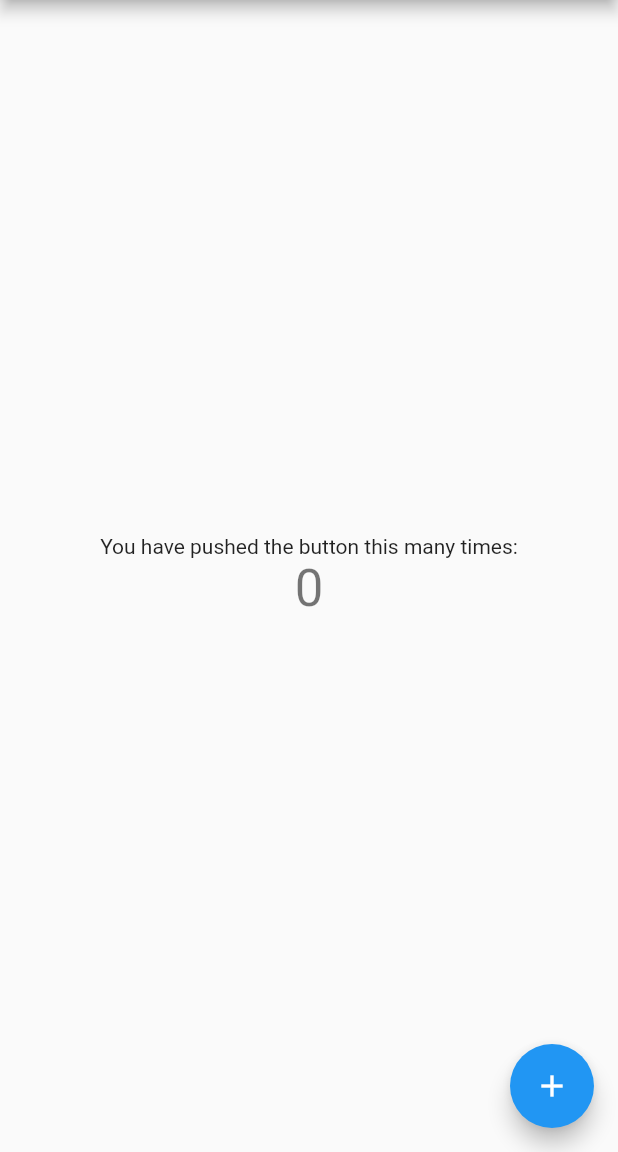
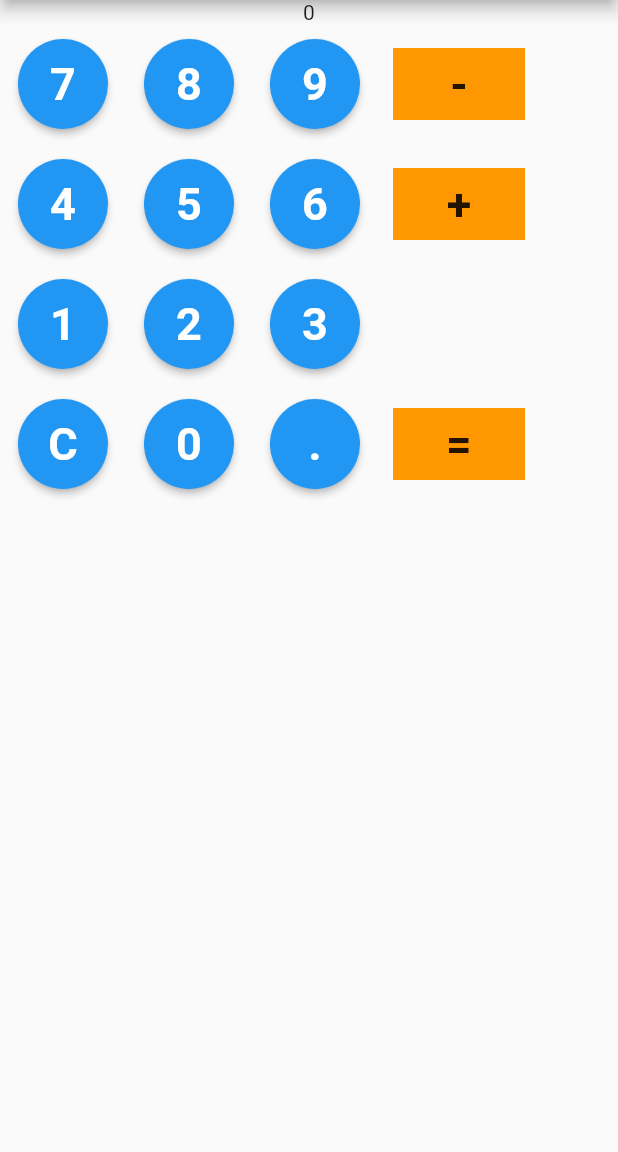
Before and after one commit to nothros/calculaattori_lut, a Flutter app: the screen it shows after launch, on a phone screen of 412 x 824 dp, the part 84-1236 px from its top. Run offline on Flutter 3.47's test engine with Material 2 defaults, Android fonts, the phone set to English and light mode, and no system bars.

Commit message:
Started ui, only buttons

```diff
--- a/calculator/lib/main.dart
+++ b/calculator/lib/main.dart
@@ -1,27 +1,16 @@
 import 'package:flutter/material.dart';
 
 void main() {
-  runApp(const MyApp());
+  runApp(MyApp());
 }
 
 class MyApp extends StatelessWidget {
-  const MyApp({Key? key}) : super(key: key);
 
-  // This widget is the root of your application.
   @override
   Widget build(BuildContext context) {
     return MaterialApp(
       title: 'Awesome calculator',
       theme: ThemeData(
-        // This is the theme of your application.
-        //
-        // Try running your application with "flutter run". You'll see the
-        // application has a blue toolbar. Then, without quitting the app, try
-        // changing the primarySwatch below to Colors.green and then invoke
-        // "hot reload" (press "r" in the console where you ran "flutter run",
-        // or simply save your changes to "hot reload" in a Flutter IDE).
-        // Notice that the counter didn't reset back to zero; the application
-        // is not restarted.
         primarySwatch: Colors.blue,
       ),
       home: const MyHomePage(title: 'Awesome calculator'),
@@ -29,87 +18,100 @@ class MyApp extends StatelessWidget {
   }
 }
 
+
 class MyHomePage extends StatefulWidget {
   const MyHomePage({Key? key, required this.title}) : super(key: key);
 
-  // This widget is the home page of your application. It is stateful, meaning
-  // that it has a State object (defined below) that contains fields that affect
-  // how it looks.
-
-  // This class is the configuration for the state. It holds the values (in this
-  // case the title) provided by the parent (in this case the App widget) and
-  // used by the build method of the State. Fields in a Widget subclass are
-  // always marked "final".
-
   final String title;
-
   @override
   State<MyHomePage> createState() => _MyHomePageState();
 }
 
 class _MyHomePageState extends State<MyHomePage> {
-  int _counter = 0;
 
-  void _incrementCounter() {
-    setState(() {
-      // This call to setState tells the Flutter framework that something has
-      // changed in this State, which causes it to rerun the build method below
-      // so that the display can reflect the updated values. If we changed
-      // _counter without calling setState(), then the build method would not be
-      // called again, and so nothing would appear to happen.
-      _counter++;
-    });
+
+  //TÄMÄ RAKENTAA UUDEN BUTTONIN NÄYTTÖÖN CONTAINER EI EHKÄ VÄLTTÄMÄTÖN?
+  Widget buildButton(String buttonText){
+    return(
+      Container(
+        margin: new EdgeInsets.all(10.0),
+        child: ElevatedButton(
+          child: Text(buttonText),
+          onPressed: () {},
+          style: ElevatedButton.styleFrom(
+              fixedSize: const Size(60, 60),
+              shape: const CircleBorder(),
+              textStyle:
+                  const TextStyle(fontSize: 30, fontWeight: FontWeight.bold)),
+        ),
+      )
+    );
+  }
+
+  //TÄMÄ RAKENTAA UUDEN OPERANDBUTTONIN NÄYTTÖÖN CONTAINER EI EHKÄ VÄLTTÄMÄTÖN?
+    Widget operandButton(String operand){
+    return(
+      Container(
+        margin: new EdgeInsets.all(10.0),
+        color: Colors.orange,
+        child: MaterialButton(
+          onPressed:() => {},
+          child: new Text(
+              operand,
+              style:  TextStyle(
+              fontSize: 30, fontWeight: FontWeight.bold),
+          ),
+        ),
+      )
+    );
   }
 
   @override
   Widget build(BuildContext context) {
-    // This method is rerun every time setState is called, for instance as done
-    // by the _incrementCounter method above.
-    //
-    // The Flutter framework has been optimized to make rerunning build methods
-    // fast, so that you can just rebuild anything that needs updating rather
-    // than having to individually change instances of widgets.
     return Scaffold(
       appBar: AppBar(
-        // Here we take the value from the MyHomePage object that was created by
-        // the App.build method, and use it to set our appbar title.
         title: Text(widget.title),
       ),
-      body: Center(
-        // Center is a layout widget. It takes a single child and positions it
-        // in the middle of the parent.
-        child: Column(
-          // Column is also a layout widget. It takes a list of children and
-          // arranges them vertically. By default, it sizes itself to fit its
-          // children horizontally, and tries to be as tall as its parent.
-          //
-          // Invoke "debug painting" (press "p" in the console, choose the
-          // "Toggle Debug Paint" action from the Flutter Inspector in Android
-          // Studio, or the "Toggle Debug Paint" command in Visual Studio Code)
-          // to see the wireframe for each widget.
-          //
-          // Column has various properties to control how it sizes itself and
-          // how it positions its children. Here we use mainAxisAlignment to
-          // center the children vertically; the main axis here is the vertical
-          // axis because Columns are vertical (the cross axis would be
-          // horizontal).
-          mainAxisAlignment: MainAxisAlignment.center,
-          children: <Widget>[
-            const Text(
-              'You have pushed the button this many times:',
-            ),
-            Text(
-              '$_counter',
-              style: Theme.of(context).textTheme.headline4,
-            ),
+      body: new Container(
+
+        child: new Column(children: <Widget>[
+
+          const Text("0"),
+
+         new Row(
+          children: [
+            buildButton("7"),
+            buildButton("8"),
+            buildButton("9"),
+            operandButton("-"),
           ],
         ),
-      ),
-      floatingActionButton: FloatingActionButton(
-        onPressed: _incrementCounter,
-        tooltip: 'Increment',
-        child: const Icon(Icons.add),
-      ), // This trailing comma makes auto-formatting nicer for build methods.
+         new Row(
+          children: [
+            buildButton("4"),
+            buildButton("5"),
+            buildButton("6"),
+            operandButton("+"),
+          ],
+        ),
+        new Row(
+          children: [
+            buildButton("1"),
+            buildButton("2"),
+            buildButton("3"),
+          ],
+        ),
+        new Row(
+          children: [
+            buildButton("C"),
+            buildButton("0"),
+            buildButton("."),
+            operandButton("="),
+          ],
+        )
+
+        ],),
+      )
     );
   }
 }
```
